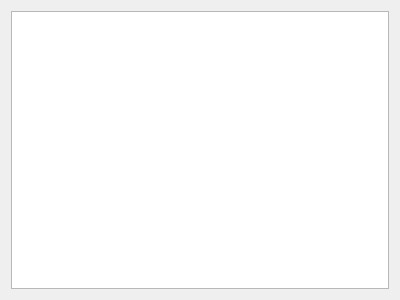
Above: src/ui/vms/vm_window.ui from matty45/collabvm-cpp-client before the change. Below: the same form after it.
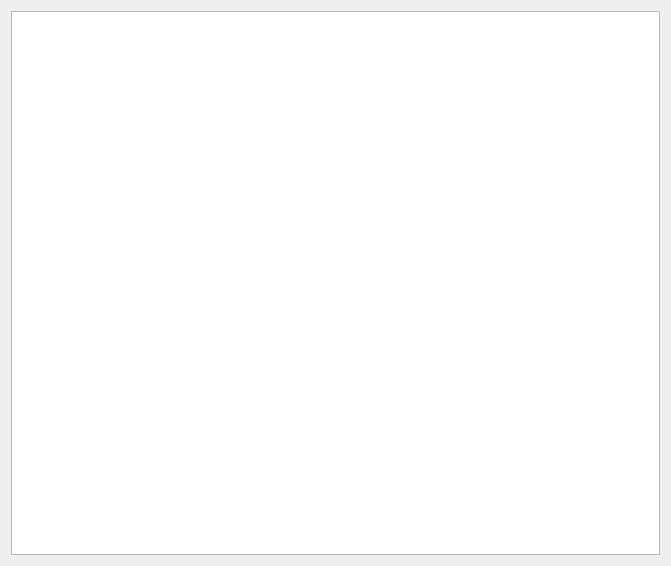
That is the form after the change. Icons and pictures are not drawn.

```diff
--- a/src/ui/vms/vm_window.ui
+++ b/src/ui/vms/vm_window.ui
@@ -6,10 +6,16 @@
    <rect>
     <x>0</x>
     <y>0</y>
-    <width>400</width>
-    <height>300</height>
+    <width>671</width>
+    <height>566</height>
    </rect>
   </property>
+  <property name="minimumSize">
+   <size>
+    <width>174</width>
+    <height>76</height>
+   </size>
+  </property>
   <property name="windowTitle">
    <string>Form</string>
   </property>
```
Left out of the diff: 13 changed lines with no effect on the pictures.
